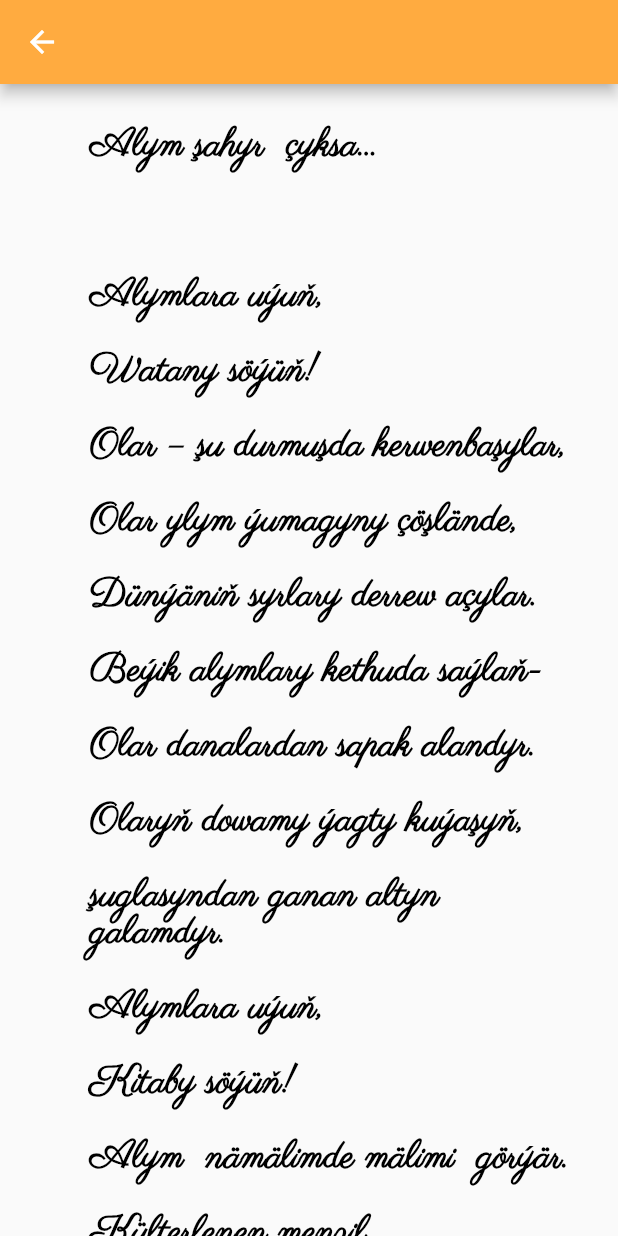
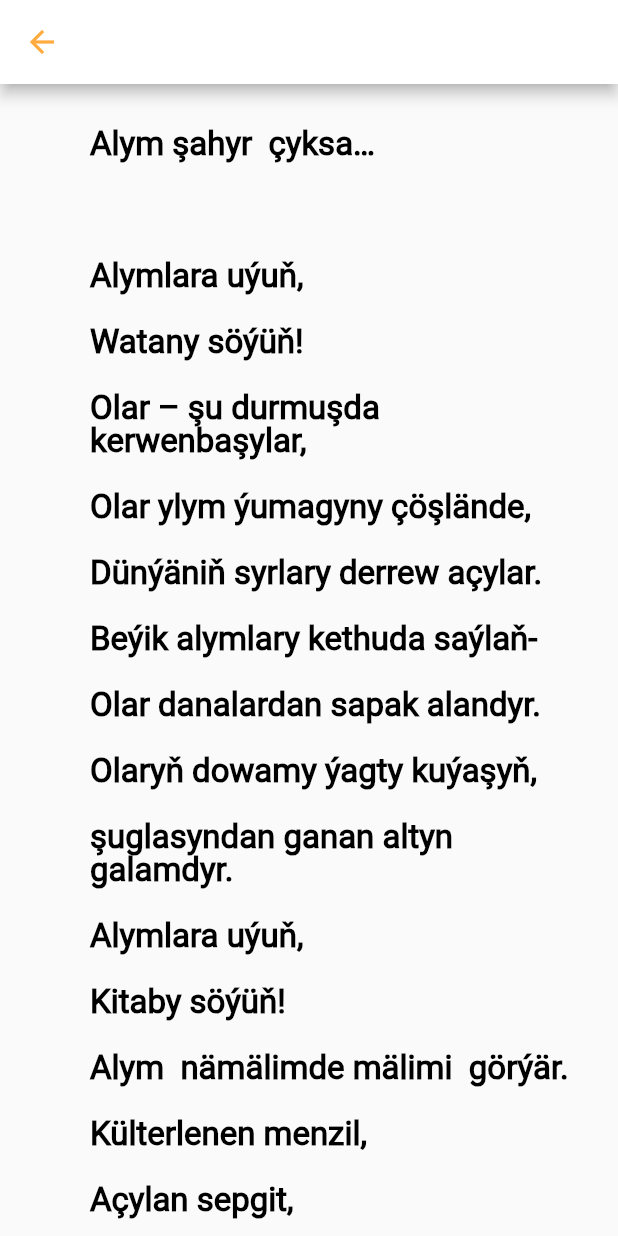
Before and after one commit to taganpirliyev/altynyaprak, a Flutter app: the screen it shows after launch, tab 2 chosen, after a tap on "Alym Şahyr çyksa", on a phone screen of 412 x 824 dp. Run offline on Flutter 3.47's test engine with Material 2 defaults, Android fonts, the phone set to English and light mode, and no system bars; our stand-ins replace google_fonts.

Commit message:
Added fonts and icon

```diff
--- a/lib/main.dart
+++ b/lib/main.dart
@@ -15,7 +15,7 @@ class MyApp extends StatelessWidget {
   @override
   Widget build(BuildContext context) {
     return MaterialApp(
-      title: 'Flutter Demo',
+      title: 'Altyn Ýaprak',
       debugShowCheckedModeBanner: false,
       theme: ThemeData(
         primaryColor: Colors.white,
--- a/lib/views/gosgy.dart
+++ b/lib/views/gosgy.dart
@@ -23,8 +23,8 @@ class _GosgyViewState extends State<GosgyView> {
   Widget build(BuildContext context) {
     return Scaffold(
         appBar: AppBar(
-          backgroundColor: Colors.orangeAccent,
-          iconTheme: IconThemeData(color: Colors.white),
+          backgroundColor: Colors.white,
+          iconTheme: IconThemeData(color: Colors.orangeAccent),
         ),
         body: Container(
             child: SingleChildScrollView(
@@ -35,10 +35,10 @@ class _GosgyViewState extends State<GosgyView> {
               child: Text(
                 snapshot.hasData ? '${snapshot.data}' : ' Reading...',
                 style: TextStyle(
-                  fontFamily: "Parisienne",
+                  fontFamily: "Roboto",
                     height: 1.0,
                     color: Colors.black,
-                    fontSize: 25,
+                    fontSize: 22,
                     fontWeight: FontWeight.w600),
               ),
             ),
--- a/lib/views/home.dart
+++ b/lib/views/home.dart
@@ -28,30 +28,30 @@ class _HomeState extends State<Home> {
         appBar: AppBar(
           leading: Icon(
             Icons.menu_book_rounded,
-            color: Colors.white,
+            color: Colors.orangeAccent,
             size: 32,
           ),
-          backgroundColor: Colors.orangeAccent,
+          backgroundColor: Colors.white,
           title: Text(
             "Altyn Yaprak",
             style: TextStyle(
               fontFamily: "Parisienne",
-                  color: Colors.white,
+                  color: Colors.orangeAccent,
                   letterSpacing: 2,
-                  fontSize: 25,
+                  fontSize: 26,
                   fontWeight: FontWeight.w600),
           ),
           bottom: PreferredSize(
             child: TabBar(
               isScrollable: true,
-              unselectedLabelColor: Colors.white.withOpacity(0.5),
-              indicatorColor: Colors.white,
+              unselectedLabelColor: Colors.orangeAccent.withOpacity(0.5),
+              indicatorColor: Colors.orangeAccent,
               tabs: <Widget>[
                 Tab(
                   child: Text(
                     'Baş Sahypa',
                     style: TextStyle(
-                      color: Colors.white,
+                      color: Colors.orangeAccent,
                     ),
                   ),
                 ),
@@ -59,7 +59,7 @@ class _HomeState extends State<Home> {
                   child: Text(
                     'Poemalar',
                     style: TextStyle(
-                      color: Colors.white,
+                      color: Colors.orangeAccent,
                     ),
                   ),
                 ),
@@ -67,7 +67,7 @@ class _HomeState extends State<Home> {
                   child: Text(
                     'Watançylyk goşgulary',
                     style: TextStyle(
-                      color: Colors.white,
+                      color: Colors.orangeAccent,
                     ),
                   ),
                 ),
@@ -75,7 +75,7 @@ class _HomeState extends State<Home> {
                   child: Text(
                     'Rubagylar, Tuýuglar, Bentler',
                     style: TextStyle(
-                      color: Colors.white,
+                      color: Colors.orangeAccent,
                     ),
                   ),
                 ),
@@ -83,7 +83,7 @@ class _HomeState extends State<Home> {
                   child: Text(
                     'Ýaşaýyş-durmuş pelsepeli, duýgy-liriki goşgylar',
                     style: TextStyle(
-                      color: Colors.white,
+                      color: Colors.orangeAccent,
                     ),
                   ),
                 ),
@@ -102,11 +102,16 @@ class _HomeState extends State<Home> {
             Container(
               decoration: BoxDecoration(
                   gradient: LinearGradient(
-                begin: Alignment.topRight,
-                end: Alignment.bottomLeft,
+                begin: Alignment.topCenter,
+                end: Alignment.bottomCenter,
                 colors: [
+                  Colors.white24,
+                  Colors.white24,
+                  Colors.white24,
+                  Colors.white24,
+                  Colors.white,
+                  Colors.white,
                   Colors.orangeAccent,
-                  Colors.white,
                 ],
               )),
               child: Column(
@@ -119,7 +124,7 @@ class _HomeState extends State<Home> {
                       textAlign: TextAlign.center,
                       style: TextStyle(
                         fontFamily: "Parisienne",
-                            color: Colors.white,
+                            color: Colors.orangeAccent,
                             letterSpacing: 2,
                             fontSize: 30,
                             fontWeight: FontWeight.w600),
--- a/lib/views/pelsepe.dart
+++ b/lib/views/pelsepe.dart
@@ -79,14 +79,15 @@ class _PelsepeViewState extends State<PelsepeView> {
   Widget build(BuildContext context) {
     return Scaffold(
         appBar: AppBar(
+          elevation: 0.2,
           iconTheme: IconThemeData(color: Colors.green),
-          backgroundColor: Colors.orangeAccent,
+          backgroundColor: Colors.white,
           title: Row(
             children: [
               Text(
                 'Watançylyk goşgulary',
                 style:
-                TextStyle(fontWeight: FontWeight.bold, color: Colors.white),
+                TextStyle(fontWeight: FontWeight.bold, color: Colors.orangeAccent),
               ),
             ],
           ),
@@ -575,7 +576,7 @@ class _PelsepeViewState extends State<PelsepeView> {
                   child: Card(
                     color: Colors.white24,
                     elevation: 0.0,
-                    margin: EdgeInsets.fromLTRB(30, 30, 30, 0),
+                    margin: EdgeInsets.fromLTRB(30, 30, 30, 30),
                     shadowColor: Colors.white,
                     child: ClipRRect(
                       borderRadius: BorderRadius.circular(20),
--- a/lib/views/poemalar.dart
+++ b/lib/views/poemalar.dart
@@ -149,20 +149,22 @@ class _PoemViewState extends State<PoemView> {
   Widget build(BuildContext context) {
     return Scaffold(
         appBar: AppBar(
+          elevation: 0.2,
           iconTheme: IconThemeData(color: Colors.green),
-          backgroundColor: Colors.orangeAccent,
+          backgroundColor: Colors.white,
           title: Row(
             children: [
               Text(
                 'Poemalar',
                 style:
-                    TextStyle(fontWeight: FontWeight.bold, color: Colors.white),
+                    TextStyle(fontWeight: FontWeight.bold, color: Colors.orangeAccent),
               ),
             ],
           ),
         ),
         body: Center(
           child: Container(
+
             child: SingleChildScrollView(
               child: Column(children: [
                 GestureDetector(
@@ -1253,7 +1255,7 @@ class _PoemViewState extends State<PoemView> {
                   child: Card(
                     color: Colors.white24,
                     elevation: 0.0,
-                    margin: EdgeInsets.fromLTRB(30, 30, 30, 0),
+                    margin: EdgeInsets.fromLTRB(30, 30, 30, 30),
                     shadowColor: Colors.white,
                     child: ClipRRect(
                       borderRadius: BorderRadius.circular(20),
--- a/lib/views/rubagylar_view.dart
+++ b/lib/views/rubagylar_view.dart
@@ -41,14 +41,15 @@ class _RubagylarViewState extends State<RubagylarView> {
   Widget build(BuildContext context) {
     return Scaffold(
         appBar: AppBar(
+          elevation: 0.2,
           iconTheme: IconThemeData(color: Colors.green),
-          backgroundColor: Colors.orangeAccent,
+          backgroundColor: Colors.white,
           title: Row(
             children: [
               Text(
                 'Rubagylar, Tuýuglar, Bentler',
                 style:
-                TextStyle(fontWeight: FontWeight.bold, color: Colors.white),
+                TextStyle(fontWeight: FontWeight.bold, color: Colors.orangeAccent),
               ),
             ],
           ),
@@ -161,7 +162,7 @@ class _RubagylarViewState extends State<RubagylarView> {
                   child: Card(
                     color: Colors.white24,
                     elevation: 0.0,
-                    margin: EdgeInsets.fromLTRB(30, 30, 30, 0),
+                    margin: EdgeInsets.fromLTRB(30, 30, 30, 30),
                     shadowColor: Colors.white,
                     child: ClipRRect(
                       borderRadius: BorderRadius.circular(20),
--- a/lib/views/watancylyk.dart
+++ b/lib/views/watancylyk.dart
@@ -123,14 +123,15 @@ class _WatanViewState extends State<WatanView> {
   Widget build(BuildContext context) {
     return Scaffold(
         appBar: AppBar(
+          elevation: 0.2,
           iconTheme: IconThemeData(color: Colors.green),
-          backgroundColor: Colors.orangeAccent,
+          backgroundColor: Colors.white,
           title: Row(
             children: [
               Text(
                 'Watançylyk goşgulary',
                 style:
-                    TextStyle(fontWeight: FontWeight.bold, color: Colors.white),
+                    TextStyle(fontWeight: FontWeight.bold, color: Colors.orangeAccent),
               ),
             ],
           ),
@@ -1042,7 +1043,7 @@ class _WatanViewState extends State<WatanView> {
                   child: Card(
                     color: Colors.white24,
                     elevation: 0.0,
-                    margin: EdgeInsets.fromLTRB(30, 30, 30, 0),
+                    margin: EdgeInsets.fromLTRB(30, 30, 30, 30),
                     shadowColor: Colors.white,
                     child: ClipRRect(
                       borderRadius: BorderRadius.circular(20),
```
Also changed, not shown: pubspec.yaml (+5 -2 lines), assets/icon/leaf_new.png (added), fonts/KronaOne-Regular.ttf (deleted), fonts/Roboto-Regular.ttf (added), 20 other files.
